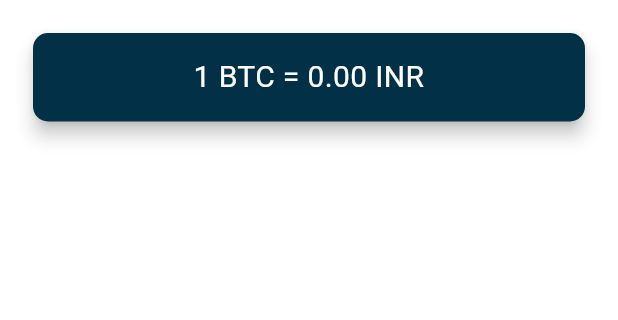
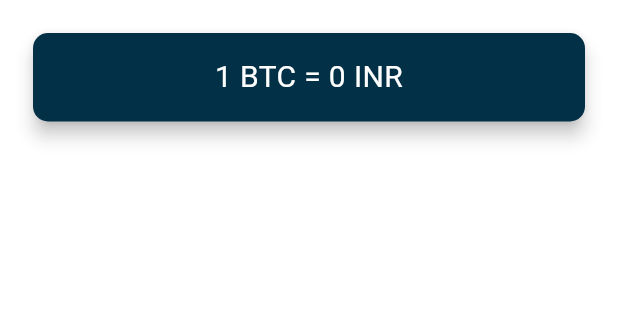
Before and after one commit to amit2303/bitcoin-ticker-flutter, a Flutter app: the screen it shows after launch, on a phone screen of 412 x 824 dp, the part 84-404 px from its top. Run offline on Flutter 3.47's test engine with Material 3 defaults, Android fonts, the phone set to English and light mode, and no system bars.

Commit message:
directly completed silver level challenge

```diff
--- a/lib/price_screen.dart
+++ b/lib/price_screen.dart
@@ -79,7 +79,7 @@ var Url;
                 child: Text(
                   // '1 $currentBitcoin = $currentVale $currentCurrency',
                   // "1 "
-                  '1 ${cryptoList[0]} = ${currentVale.toStringAsFixed(2)} ${currenciesList[selectedCurrency]}',
+                  '1 ${cryptoList[0]} = ${currentVale.toInt()} ${currenciesList[selectedCurrency]}',
                   textAlign: TextAlign.center,
                   style: TextStyle(
                     fontSize: 20.0,
```
Also changed, not shown: 10 other files.
